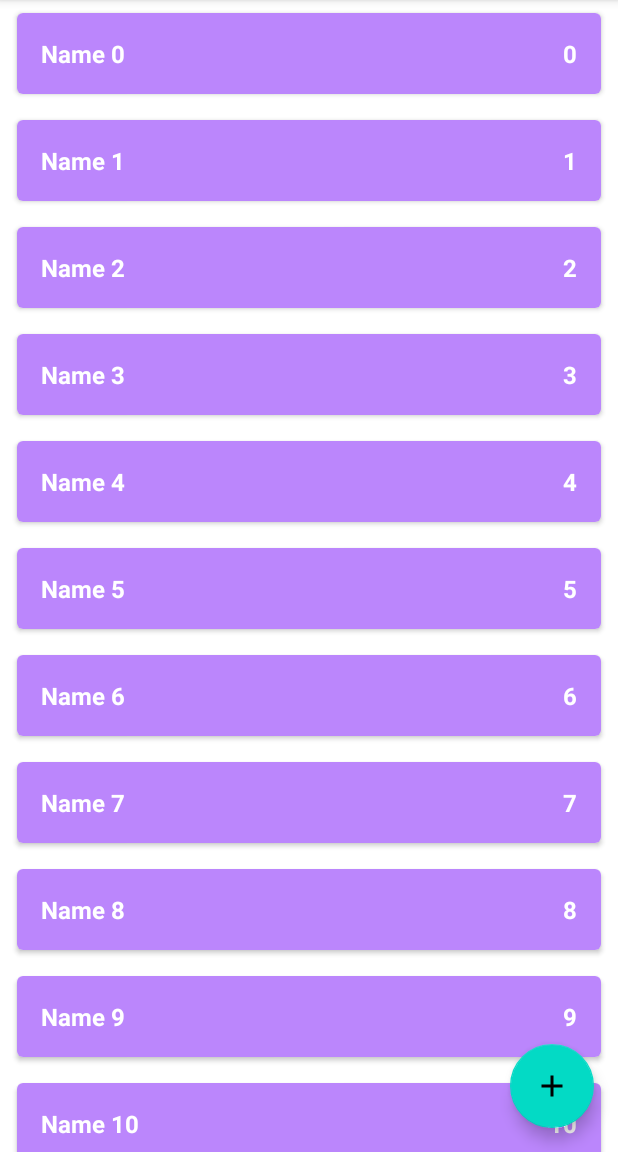
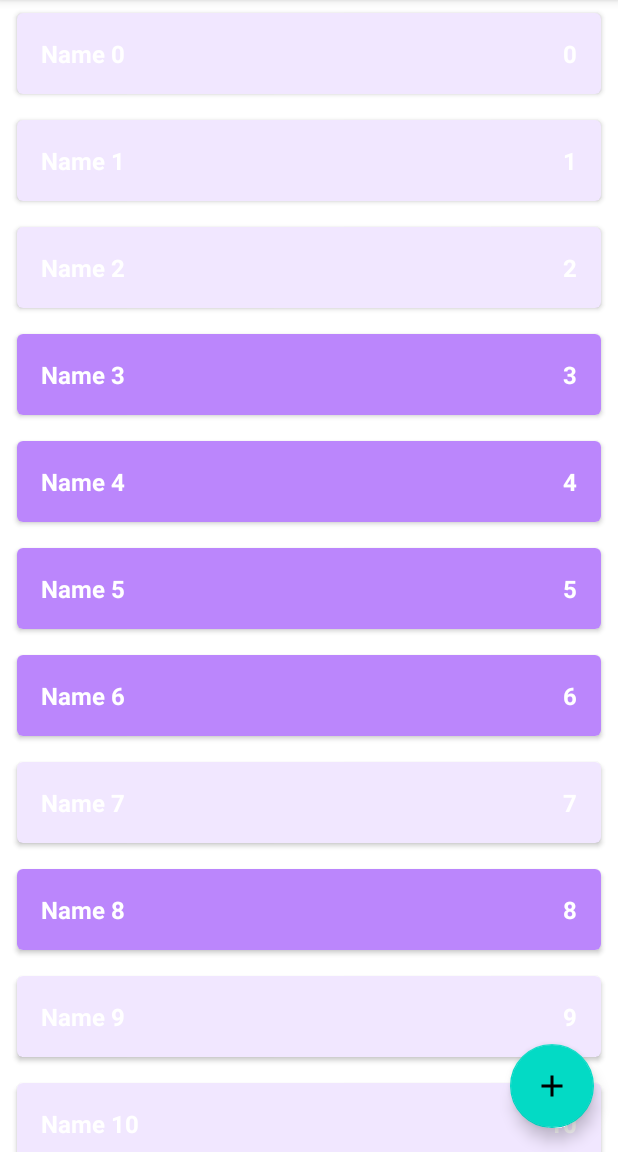
Before and after one commit to AmarantBCL/ShoppingList, an Android app: the screen it shows after launch (MainActivity), on a phone screen of 412 x 824 dp, the part 84-1236 px from its top. Run offline under Robolectric (Android 15) with nearby library versions, the phone set to English and light mode, and no system bars.

Commit message:
Adapter, click listeners & swipes

```diff
--- a/app/src/main/java/com/example/android/shoppinglist/data/ShopListRepositoryImpl.kt
+++ b/app/src/main/java/com/example/android/shoppinglist/data/ShopListRepositoryImpl.kt
@@ -5,6 +5,7 @@ import androidx.lifecycle.MutableLiveData
 import com.example.android.shoppinglist.domain.ShopItem
 import com.example.android.shoppinglist.domain.ShopListRepository
 import java.lang.RuntimeException
+import kotlin.random.Random
 
 object ShopListRepositoryImpl : ShopListRepository {
     private val shopList = sortedSetOf<ShopItem>({ o1, o2 -> o1.id.compareTo(o2.id) })
@@ -13,7 +14,7 @@ object ShopListRepositoryImpl : ShopListRepository {
 
     init {
         for (i in 0 until 20) {
-            val item = ShopItem("Name $i", i, true)
+            val item = ShopItem("Name $i", i, Random.nextBoolean())
             addShopItem(item)
         }
     }
--- a/app/src/main/java/com/example/android/shoppinglist/presentation/MainActivity.kt
+++ b/app/src/main/java/com/example/android/shoppinglist/presentation/MainActivity.kt
@@ -2,47 +2,69 @@ package com.example.android.shoppinglist.presentation
 
 import androidx.appcompat.app.AppCompatActivity
 import android.os.Bundle
-import android.view.LayoutInflater
-import android.widget.LinearLayout
-import android.widget.TextView
 import android.widget.Toast
 import androidx.lifecycle.ViewModelProvider
+import androidx.recyclerview.widget.ItemTouchHelper
+import androidx.recyclerview.widget.RecyclerView
 import com.example.android.shoppinglist.R
-import com.example.android.shoppinglist.domain.ShopItem
-import com.google.android.material.snackbar.Snackbar
 
 class MainActivity : AppCompatActivity() {
     private lateinit var viewModel: MainViewModel
-    private lateinit var linearLayout: LinearLayout
+    private lateinit var shopListAdapter: ShopListAdapter
 
     override fun onCreate(savedInstanceState: Bundle?) {
         super.onCreate(savedInstanceState)
         setContentView(R.layout.activity_main)
-        linearLayout = findViewById(R.id.ll_shop_list)
+        setupRecyclerView()
         viewModel = ViewModelProvider(this)[MainViewModel::class.java]
         viewModel.shopList.observe(this) {
-            showList(it)
+            shopListAdapter.shopList = it
         }
     }
 
-    private fun showList(list: List<ShopItem>) {
-        linearLayout.removeAllViews()
-        for (item in list) {
-            val layoutId = if (item.enabled) {
-                R.layout.item_shop_enabled
-            } else {
-                R.layout.item_shop_disabled
-            }
-            val view = LayoutInflater.from(this).inflate(layoutId, linearLayout, false)
-            val tvName = view.findViewById<TextView>(R.id.tv_name)
-            val tvCount = view.findViewById<TextView>(R.id.tv_count)
-            tvName.text = item.name
-            tvCount.text = item.count.toString()
-            view.setOnLongClickListener {
-                viewModel.changeEnabledState(item)
-                true
-            }
-            linearLayout.addView(view)
+    private fun setupRecyclerView() {
+        val recyclerView = findViewById<RecyclerView>(R.id.rv_shop_list)
+        shopListAdapter = ShopListAdapter()
+        with(recyclerView) {
+            adapter = shopListAdapter
+            recycledViewPool.setMaxRecycledViews(
+                ShopListAdapter.LAYOUT_ENABLED,
+                ShopListAdapter.MAX_POOL_SIZE
+            )
+            recycledViewPool.setMaxRecycledViews(
+                ShopListAdapter.LAYOUT_DISABLED,
+                ShopListAdapter.MAX_POOL_SIZE
+            )
+        }
+        setupRecyclerViewClicks()
+        setupRecyclerViewSwipes(recyclerView)
+    }
+
+    private fun setupRecyclerViewClicks() {
+        shopListAdapter.longClickListener = { viewModel.changeEnabledState(it) }
+        shopListAdapter.clickListener = {
+            Toast.makeText(this@MainActivity, it.name, Toast.LENGTH_SHORT).show()
         }
     }
+
+    private fun setupRecyclerViewSwipes(recyclerView: RecyclerView) {
+        val itemTouchHelper = ItemTouchHelper(object : ItemTouchHelper.SimpleCallback(
+            0,
+            ItemTouchHelper.LEFT or ItemTouchHelper.RIGHT
+        ) {
+            override fun onMove(
+                recyclerView: RecyclerView,
+                viewHolder: RecyclerView.ViewHolder,
+                target: RecyclerView.ViewHolder
+            ): Boolean {
+                return true
+            }
+
+            override fun onSwiped(viewHolder: RecyclerView.ViewHolder, direction: Int) {
+                val item = shopListAdapter.shopList[viewHolder.adapterPosition]
+                viewModel.deleteShopItem(item)
+            }
+        })
+        itemTouchHelper.attachToRecyclerView(recyclerView)
+    }
 }
--- /dev/null
+++ b/app/src/main/java/com/example/android/shoppinglist/presentation/ShopListAdapter.kt
@@ -0,0 +1,69 @@
+package com.example.android.shoppinglist.presentation
+
+import android.view.LayoutInflater
+import android.view.View
+import android.view.ViewGroup
+import android.widget.TextView
+import androidx.recyclerview.widget.RecyclerView
+import com.example.android.shoppinglist.R
+import com.example.android.shoppinglist.domain.ShopItem
+
+class ShopListAdapter : RecyclerView.Adapter<ShopListAdapter.ShopListViewHolder>() {
+    var shopList = listOf<ShopItem>()
+        set(value) {
+            field = value
+            notifyDataSetChanged()
+        }
+
+    var clickListener: ((ShopItem) -> Unit)? = null
+    var longClickListener: ((ShopItem) -> Unit)? = null
+
+    override fun onCreateViewHolder(parent: ViewGroup, viewType: Int): ShopListViewHolder {
+        val layoutId = when (viewType) {
+            LAYOUT_ENABLED -> R.layout.item_shop_enabled
+            LAYOUT_DISABLED -> R.layout.item_shop_disabled
+            else -> throw RuntimeException("Unknown view type: $viewType")
+        }
+        val view = LayoutInflater.from(parent.context).inflate(
+            layoutId,
+            parent,
+            false
+        )
+        return ShopListViewHolder(view)
+    }
+
+    override fun onBindViewHolder(holder: ShopListViewHolder, position: Int) {
+        val item = shopList[position]
+        with(holder) {
+            tvName.text = item.name
+            tvCount.text = item.count.toString()
+            view.setOnLongClickListener {
+                longClickListener?.invoke(item)
+                true
+            }
+            view.setOnClickListener { clickListener?.invoke(item) }
+        }
+    }
+
+    override fun getItemCount() = shopList.size
+
+    override fun getItemViewType(position: Int): Int {
+        return if (shopList[position].enabled) {
+            LAYOUT_ENABLED
+        } else {
+            LAYOUT_DISABLED
+        }
+    }
+
+    class ShopListViewHolder(val view: View) : RecyclerView.ViewHolder(view) {
+        val tvName = view.findViewById<TextView>(R.id.tv_name)
+        val tvCount = view.findViewById<TextView>(R.id.tv_count)
+    }
+
+    companion object {
+        const val LAYOUT_ENABLED = 1
+        const val LAYOUT_DISABLED = 2
+
+        const val MAX_POOL_SIZE = 15
+    }
+}
--- a/app/src/main/res/layout/activity_main.xml
+++ b/app/src/main/res/layout/activity_main.xml
@@ -6,27 +6,10 @@
     android:layout_height="match_parent"
     tools:context=".presentation.MainActivity">
 
-    <ScrollView
-        android:layout_width="match_parent"
-        android:layout_height="match_parent"
-        app:layout_constraintBottom_toBottomOf="parent"
-        app:layout_constraintEnd_toEndOf="parent"
-        app:layout_constraintStart_toStartOf="parent"
-        app:layout_constraintTop_toTopOf="parent">
-
-        <LinearLayout
-            android:id="@+id/ll_shop_list"
-            android:layout_width="match_parent"
-            android:layout_height="wrap_content"
-            android:orientation="vertical" />
-
-    </ScrollView>
-
     <androidx.recyclerview.widget.RecyclerView
         android:id="@+id/rv_shop_list"
         android:layout_width="0dp"
         android:layout_height="0dp"
-        android:visibility="gone"
         app:layoutManager="androidx.recyclerview.widget.LinearLayoutManager"
         app:layout_constraintBottom_toBottomOf="parent"
         app:layout_constraintEnd_toEndOf="parent"
```
